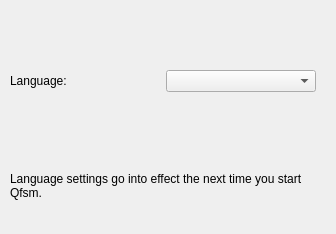
teclamat/qfsm, file src/OptGeneralDlg.ui: the form before one commit.
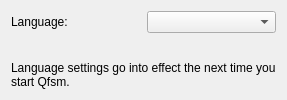
The form after the commit.

Commit message: Fix Options dialog

```diff
--- a/src/OptGeneralDlg.ui
+++ b/src/OptGeneralDlg.ui
@@ -1,43 +1,14 @@
 <?xml version="1.0" encoding="UTF-8"?>
 <ui version="4.0">
  <class>OptGeneralDlg</class>
- <widget class="QDialog" name="OptGeneralDlg">
-  <property name="geometry">
-   <rect>
-    <x>0</x>
-    <y>0</y>
-    <width>336</width>
-    <height>234</height>
-   </rect>
+ <widget class="QWidget" name="OptGeneralDlg">
+  <property name="sizePolicy">
+   <sizepolicy hsizetype="Expanding" vsizetype="Expanding">
+    <horstretch>0</horstretch>
+    <verstretch>0</verstretch>
+   </sizepolicy>
   </property>
-  <property name="windowTitle">
-   <string>General</string>
-  </property>
-  <widget class="QWidget" name="Layout3">
-   <property name="geometry">
-    <rect>
-     <x>10</x>
-     <y>70</y>
-     <width>306</width>
-     <height>130</height>
-    </rect>
-   </property>
-   <layout class="QVBoxLayout">
-    <property name="spacing">
-     <number>6</number>
-    </property>
-    <property name="leftMargin">
-     <number>0</number>
-    </property>
-    <property name="topMargin">
-     <number>0</number>
-    </property>
-    <property name="rightMargin">
-     <number>0</number>
-    </property>
-    <property name="bottomMargin">
-     <number>0</number>
-    </property>
+  <layout class="QVBoxLayout" name="_2">
     <item>
      <layout class="QHBoxLayout">
       <property name="spacing">
@@ -100,7 +71,6 @@
      </widget>
     </item>
    </layout>
-  </widget>
  </widget>
  <layoutdefault spacing="6" margin="11"/>
  <resources/>
```
Lines whose indentation alone changed are shown as unchanged. The commit also changes 19 other files.
